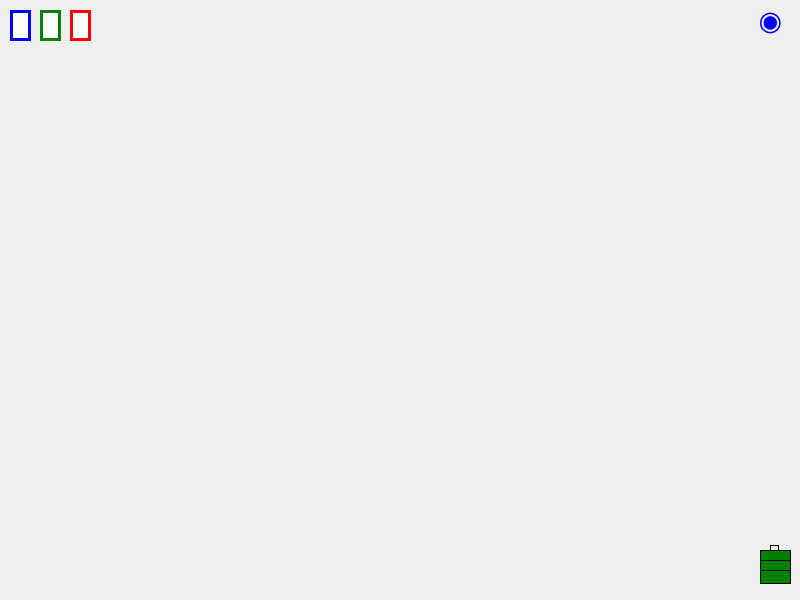
voidranjer/comp3004-final, file mainwindow.ui: the form before one commit.
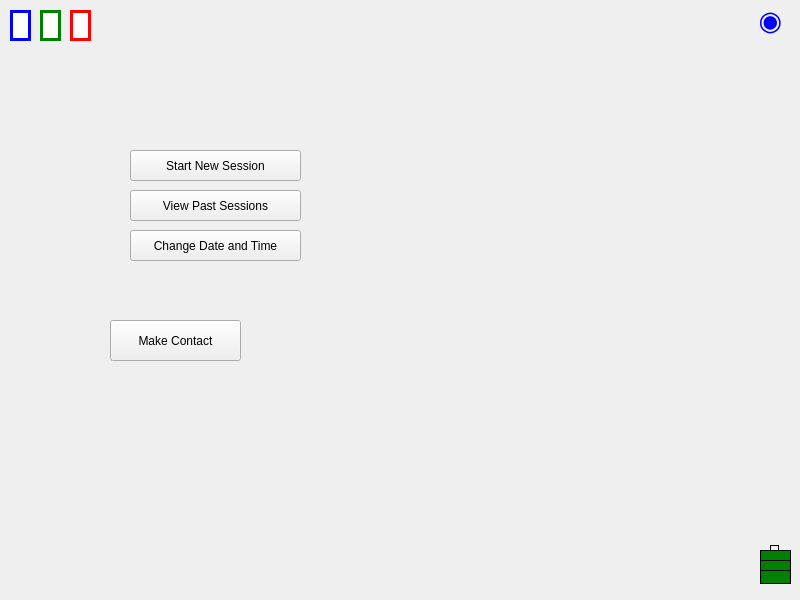
The form after the commit.

Commit message: Added functionality for simulating user connection as well as integration with blue light and refactored some power on/off logic

What changed in the file:
```diff
--- a/mainwindow.ui
+++ b/mainwindow.ui
@@ -170,6 +170,58 @@
      <string/>
     </property>
    </widget>
+   <widget class="QPushButton" name="break_contact">
+    <property name="geometry">
+     <rect>
+      <x>110</x>
+      <y>320</y>
+      <width>131</width>
+      <height>41</height>
+     </rect>
+    </property>
+    <property name="text">
+     <string>Make Contact</string>
+    </property>
+   </widget>
+   <widget class="QPushButton" name="pushButton_2">
+    <property name="geometry">
+     <rect>
+      <x>130</x>
+      <y>150</y>
+      <width>171</width>
+      <height>31</height>
+     </rect>
+    </property>
+    <property name="text">
+     <string>Start New Session</string>
+    </property>
+   </widget>
+   <widget class="QPushButton" name="pushButton_3">
+    <property name="geometry">
+     <rect>
+      <x>130</x>
+      <y>190</y>
+      <width>171</width>
+      <height>31</height>
+     </rect>
+    </property>
+    <property name="text">
+     <string>View Past Sessions</string>
+    </property>
+   </widget>
+   <widget class="QPushButton" name="pushButton_4">
+    <property name="geometry">
+     <rect>
+      <x>130</x>
+      <y>230</y>
+      <width>171</width>
+      <height>31</height>
+     </rect>
+    </property>
+    <property name="text">
+     <string>Change Date and Time</string>
+    </property>
+   </widget>
    <zorder>battery_top</zorder>
    <zorder>blue_light</zorder>
    <zorder>green_light</zorder>
```
Left out of the diff: 16 changed lines with no effect on the pictures. The commit also changes 2 other files.
